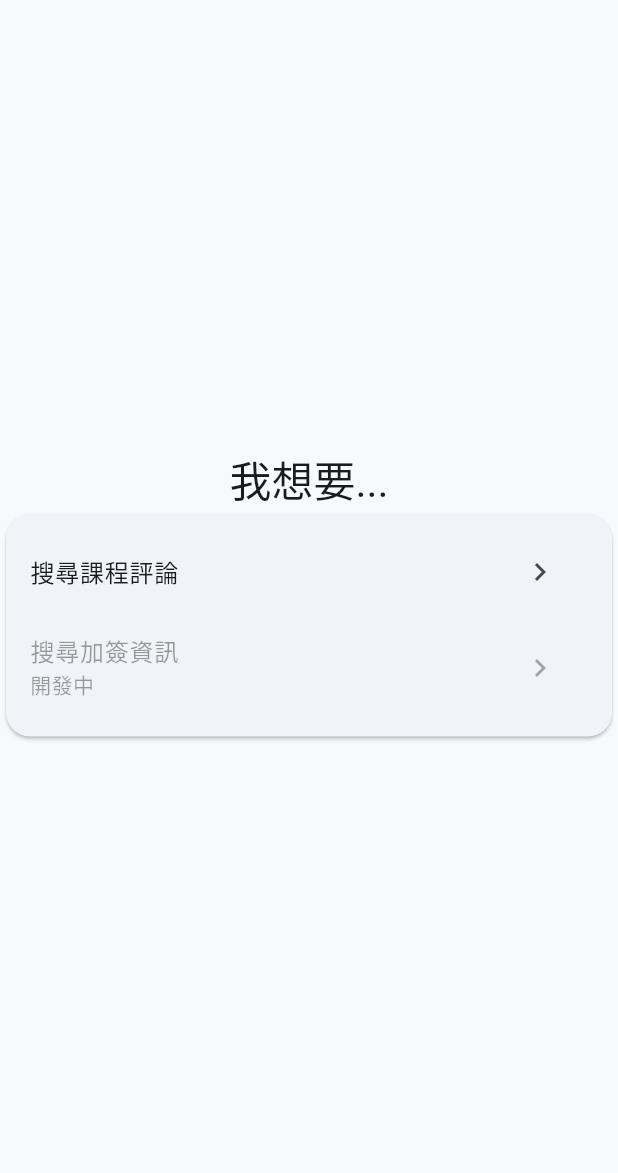
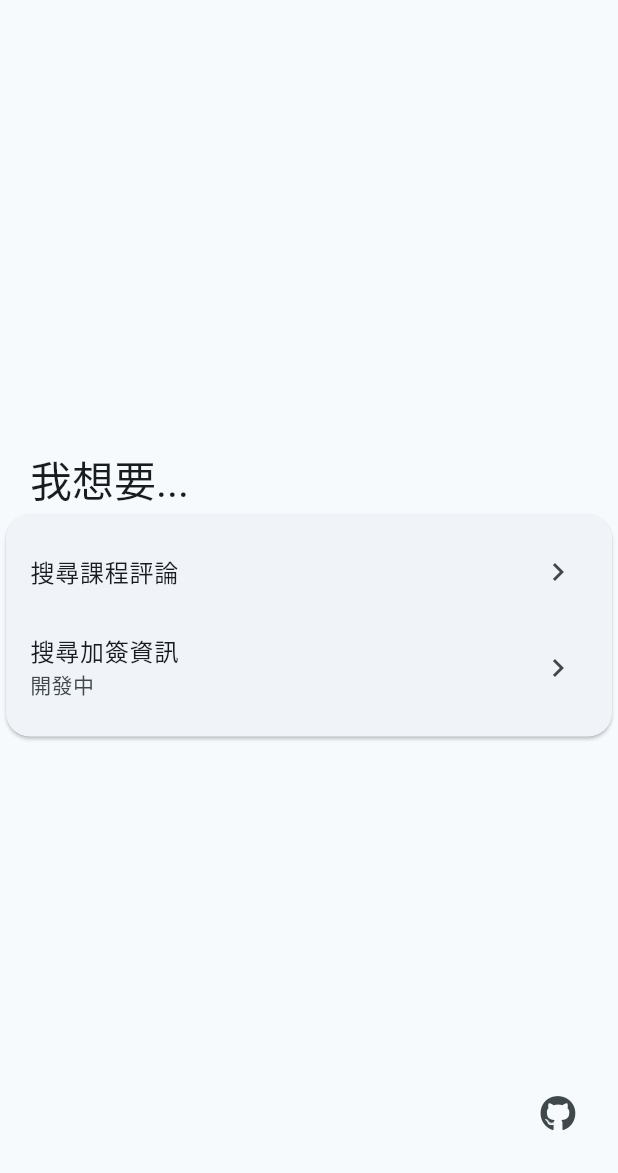
Before and after one commit to jhihyulin/tteewwkkrr, a Flutter app: the screen it shows after launch, on a phone screen of 412 x 824 dp, the part 63-1236 px from its top. Run offline on Flutter 3.47's test engine with Material 2 defaults, Android fonts, the phone set to English and light mode, and no system bars; our stand-ins replace icons_plus, package_info_plus, shared_preferences; missing offline and left inert: universal_html.

Commit message:
[New] 加github連結

```diff
--- a/lib/pages/home.dart
+++ b/lib/pages/home.dart
@@ -1,11 +1,33 @@
 import 'package:flutter/material.dart';
 import 'package:provider/provider.dart';
+import 'package:icons_plus/icons_plus.dart';
+import 'package:tteewwkkrr/widget/scaffold_messenger.dart';
 
 import '../provider/theme.dart';
 import '../widget/card.dart';
+import '../widget/launch_url.dart';
 
-class HomePage extends StatelessWidget {
+class HomePage extends StatefulWidget {
   const HomePage({super.key});
+
+  @override
+  State<HomePage> createState() => _HomePageState();
+}
+
+class _HomePageState extends State<HomePage> {
+  int _tapCount = 0;
+  final List<String> _tapTextList = [
+    '開發中',
+    '再說一次開發中',
+    '再再說一次開發中',
+    '再再再說一次開發中',
+    '就跟你說開發中了',
+    '你還點啊',
+    '點幾次都沒用',
+    '幹就還沒做好啦',
+    '再點我就把你的手剁掉',
+    ' 🖕 🖕 🖕 🖕 🖕 🖕 🖕 🖕 🖕 🖕 🖕 🖕 🖕 🖕 🖕 🖕 🖕 🖕 🖕 🖕 🖕 🖕 🖕 🖕 🖕 🖕 🖕 🖕 🖕 🖕 🖕 🖕 🖕 🖕 🖕 🖕 🖕 🖕 🖕 🖕 🖕 🖕 🖕 🖕 🖕 🖕 🖕 🖕 🖕 🖕 🖕 🖕 🖕 🖕 🖕 🖕 🖕 🖕 🖕 🖕 🖕 🖕 🖕 🖕 🖕 🖕 🖕 🖕 🖕 🖕 🖕 🖕 🖕 🖕 🖕 🖕 🖕 🖕 🖕 🖕 🖕 🖕 🖕 🖕 🖕 🖕 🖕 🖕 🖕 🖕 🖕 🖕 🖕 🖕 🖕 🖕 🖕 🖕 🖕 🖕 🖕 🖕 🖕 🖕 🖕 🖕 🖕 🖕 🖕 🖕 🖕 🖕 🖕 🖕 🖕 🖕 🖕 🖕 🖕 🖕 🖕 🖕 🖕 🖕 🖕 🖕 🖕 🖕 🖕 🖕 🖕 🖕 🖕 🖕 🖕 🖕 🖕 🖕 🖕 🖕 🖕 🖕 🖕 🖕 🖕 🖕 🖕 🖕 🖕 🖕 🖕 🖕 🖕 🖕 🖕 🖕 🖕 🖕 🖕 🖕 🖕 🖕 🖕 🖕 🖕 🖕 🖕 🖕 🖕 🖕 🖕 🖕 🖕 🖕 🖕 🖕 🖕 🖕 🖕 🖕 🖕 🖕 🖕 🖕 🖕 🖕 🖕 🖕 🖕 🖕 🖕 🖕 🖕 🖕 🖕 🖕 🖕 🖕 🖕 🖕 🖕 🖕 🖕 🖕 🖕 🖕 🖕 🖕 🖕 🖕 🖕 🖕 🖕 🖕 🖕 🖕 🖕 🖕 🖕 🖕 🖕 🖕 🖕 🖕 🖕 🖕 🖕 🖕 🖕 🖕 🖕 🖕 🖕 🖕 🖕 🖕 🖕 🖕 🖕 🖕 🖕 🖕 🖕 🖕 🖕 🖕 🖕 🖕 🖕 🖕 🖕 🖕 🖕 🖕 🖕 🖕 🖕 🖕 🖕 🖕 🖕 🖕 🖕 🖕 🖕 🖕 🖕 🖕 🖕 🖕 🖕 🖕 🖕 🖕 🖕 🖕 🖕 🖕 🖕 🖕 🖕 🖕 🖕 🖕 🖕 🖕 🖕 🖕 🖕 🖕 🖕 🖕 🖕 🖕 🖕 🖕 🖕 🖕 🖕 🖕 🖕 🖕 🖕 🖕 🖕 🖕 🖕 🖕 🖕 🖕 🖕 🖕 🖕 🖕 🖕 🖕 🖕 🖕 🖕 🖕 🖕 🖕 🖕 🖕 🖕 🖕 🖕 🖕 🖕 🖕 🖕 🖕 🖕 🖕 🖕 🖕 🖕 🖕 🖕 🖕 🖕 🖕 🖕 🖕 🖕 🖕 🖕 🖕 🖕 🖕 🖕 🖕 🖕 🖕 🖕 🖕 🖕 🖕 🖕 🖕 🖕 🖕 🖕 🖕 🖕 🖕 🖕 🖕 🖕 🖕 🖕 🖕 🖕 🖕 🖕 🖕 🖕 🖕 🖕 🖕 🖕 🖕 🖕 🖕 🖕 🖕 🖕 🖕 🖕 🖕 🖕 🖕 🖕 🖕 🖕 🖕 🖕 🖕 🖕 🖕 🖕 🖕 🖕 🖕 🖕 🖕 🖕 🖕 🖕 🖕 🖕 🖕 🖕 🖕 🖕 🖕 🖕 🖕 🖕 🖕 🖕 🖕 🖕 🖕 🖕 🖕 🖕 🖕 🖕 🖕 🖕 🖕 🖕 🖕 🖕 🖕 🖕 🖕 🖕 🖕 🖕 🖕 🖕 🖕 🖕 🖕 🖕 🖕 🖕 🖕 🖕 🖕 🖕 🖕 🖕 🖕 🖕 🖕 🖕 🖕 🖕 🖕 🖕 🖕 🖕 🖕 🖕 🖕 🖕 🖕 🖕 🖕 🖕 🖕 🖕 🖕 🖕 🖕 🖕 🖕 🖕 🖕 🖕 🖕 🖕 🖕 🖕 🖕 🖕 🖕 🖕 🖕 🖕 🖕 🖕 🖕 🖕 🖕 🖕 🖕 🖕 🖕 🖕 🖕 🖕 🖕 🖕 🖕 🖕 🖕 🖕 🖕 🖕 🖕 🖕 🖕 🖕 🖕 🖕 🖕 🖕 🖕 🖕 🖕 🖕 🖕 🖕 🖕 🖕 🖕 🖕 🖕 🖕 🖕 🖕 🖕 🖕 🖕 🖕 🖕 🖕 🖕 🖕 🖕 🖕 🖕 🖕 🖕 🖕 🖕 🖕 🖕 🖕 🖕 🖕 🖕 🖕 🖕 🖕 🖕 🖕 🖕 🖕 🖕 🖕 🖕 🖕 🖕 🖕 🖕 🖕 🖕 🖕 🖕'
+  ];
 
   @override
   Widget build(BuildContext context) {
@@ -55,9 +77,13 @@ class HomePage extends StatelessWidget {
           child: Column(
             mainAxisAlignment: MainAxisAlignment.center,
             children: [
-              Text(
-                '我想要...',
-                style: Theme.of(context).textTheme.headlineMedium,
+              Container(
+                padding: const EdgeInsets.fromLTRB(20, 0, 20, 0),
+                alignment: Alignment.centerLeft,
+                child: Text(
+                  '我想要...',
+                  style: Theme.of(context).textTheme.headlineMedium,
+                ),
               ),
               CustomCard(
                 child: Column(
@@ -67,21 +93,26 @@ class HomePage extends StatelessWidget {
                     ),
                     ListTile(
                       title: const Text('搜尋課程評論'),
-                      trailing: IconButton(
-                        icon: const Icon(Icons.chevron_right),
-                        onPressed: () {
-                          Navigator.pushNamed(context, '/comment');
-                        },
-                      ),
+                      onTap: () {
+                        Navigator.pushNamed(context, '/comment');
+                      },
+                      trailing: const Icon(Icons.chevron_right),
                     ),
-                    const ListTile(
-                      title: Text('搜尋加簽資訊'),
-                      subtitle: Text('開發中'),
-                      enabled: false,
-                      trailing: IconButton(
-                        icon: Icon(Icons.chevron_right),
-                        onPressed: null,
-                      ),
+                    ListTile(
+                      title: const Text('搜尋加簽資訊'),
+                      subtitle: const Text('開發中'),
+                      onTap: () {
+                        ScaffoldMessenger.of(context).hideCurrentSnackBar();
+                        CustomScaffoldMessenger.showMessageSnackBar(
+                            context,
+                            _tapTextList[_tapCount >= _tapTextList.length
+                                ? _tapTextList.length - 1
+                                : _tapCount]);
+                        setState(() {
+                          _tapCount++;
+                        });
+                      },
+                      trailing: const Icon(Icons.chevron_right),
                     ),
                     const SizedBox(
                       height: 10,
@@ -93,6 +124,13 @@ class HomePage extends StatelessWidget {
           ),
         ),
       ),
+      floatingActionButton: IconButton(
+        icon: const Icon(FontAwesome.github),
+        onPressed: () {
+          CustomLaunchUrl.launch(
+              context, 'https://github.com/jhihyulin/tteewwkkrr');
+        },
+      ),
     );
   }
 }
--- a/pubspec.yaml
+++ b/pubspec.yaml
@@ -17,6 +17,7 @@ dependencies:
   universal_html: ^2.2.1
   package_info_plus: ^4.0.2
   shared_preferences: ^2.1.0
+  icons_plus: ^4.0.0
 
 dev_dependencies:
   flutter_test:
```
Also changed, not shown: pubspec.lock.
